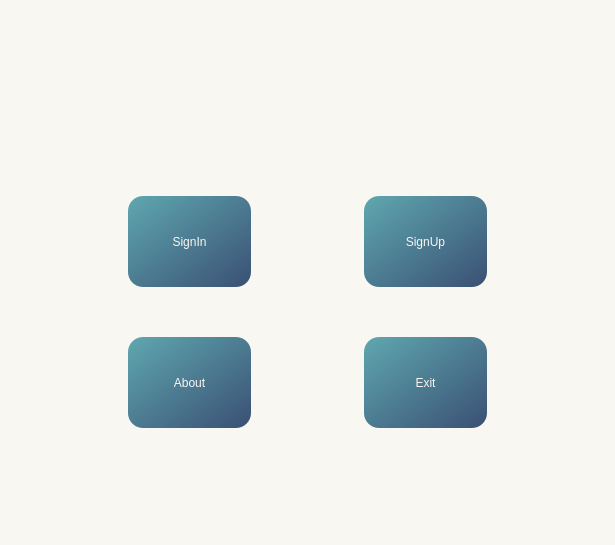
Before: the Qt Designer form GUI/SymposiumGui/mainwindow.ui in RickZack/Symposium, drawn with Qt 5.
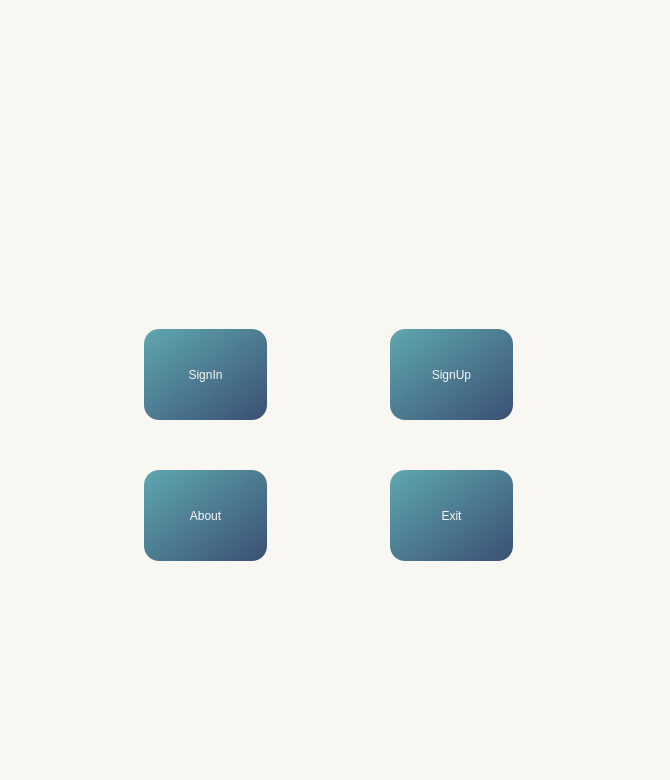
After: the same form once the commit is applied. Icons and pictures are not drawn.

Patch:
```diff
--- a/GUI/SymposiumGui/mainwindow.ui
+++ b/GUI/SymposiumGui/mainwindow.ui
@@ -6,8 +6,8 @@
    <rect>
     <x>0</x>
     <y>0</y>
-    <width>615</width>
-    <height>545</height>
+    <width>670</width>
+    <height>780</height>
    </rect>
   </property>
   <property name="windowTitle">
@@ -25,8 +25,8 @@
    <widget class="QPushButton" name="SignIn">
     <property name="geometry">
      <rect>
-      <x>128</x>
-      <y>196</y>
+      <x>144</x>
+      <y>329</y>
       <width>123</width>
       <height>91</height>
      </rect>
@@ -44,8 +44,8 @@
    <widget class="QPushButton" name="SignUp">
     <property name="geometry">
      <rect>
-      <x>364</x>
-      <y>196</y>
+      <x>390</x>
+      <y>329</y>
       <width>123</width>
       <height>91</height>
      </rect>
@@ -63,8 +63,8 @@
    <widget class="QPushButton" name="about">
     <property name="geometry">
      <rect>
-      <x>128</x>
-      <y>337</y>
+      <x>144</x>
+      <y>470</y>
       <width>123</width>
       <height>91</height>
      </rect>
@@ -82,8 +82,8 @@
    <widget class="QPushButton" name="exit">
     <property name="geometry">
      <rect>
-      <x>364</x>
-      <y>337</y>
+      <x>390</x>
+      <y>470</y>
       <width>123</width>
       <height>91</height>
      </rect>
@@ -101,10 +101,10 @@
    <widget class="QLabel" name="label">
     <property name="geometry">
      <rect>
-      <x>140</x>
-      <y>20</y>
-      <width>443</width>
-      <height>111</height>
+      <x>120</x>
+      <y>100</y>
+      <width>491</width>
+      <height>141</height>
      </rect>
     </property>
     <property name="styleSheet">
```
